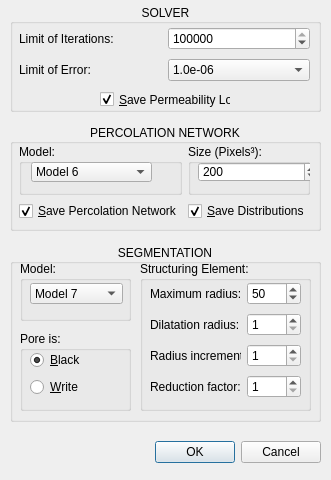
Before: the Qt Designer form src/dialogIntrinsicPermeabilityByNetwork.ui in ldsc/lvp, drawn with Qt 5.
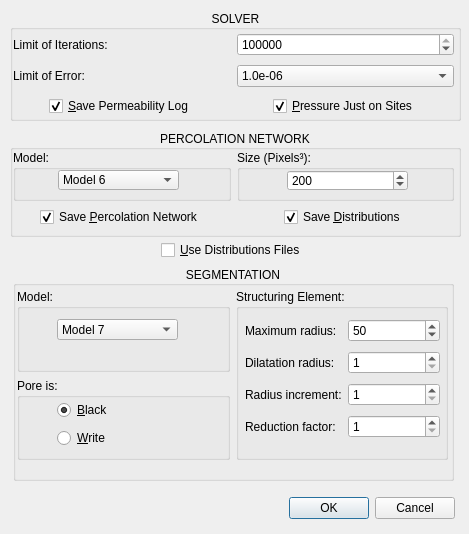
After: the same form once the commit is applied. Icons and pictures are not drawn.

The edit to the form file:
```diff
--- a/src/dialogIntrinsicPermeabilityByNetwork.ui
+++ b/src/dialogIntrinsicPermeabilityByNetwork.ui
@@ -6,20 +6,20 @@
    <rect>
     <x>0</x>
     <y>0</y>
-    <width>331</width>
-    <height>480</height>
+    <width>469</width>
+    <height>534</height>
    </rect>
   </property>
   <property name="minimumSize">
    <size>
-    <width>331</width>
-    <height>480</height>
+    <width>469</width>
+    <height>534</height>
    </size>
   </property>
   <property name="maximumSize">
    <size>
-    <width>331</width>
-    <height>480</height>
+    <width>469</width>
+    <height>534</height>
    </size>
   </property>
   <property name="windowTitle">
@@ -36,9 +36,9 @@
    <property name="geometry">
     <rect>
      <x>10</x>
-     <y>4</y>
-     <width>311</width>
-     <height>108</height>
+     <y>10</y>
+     <width>451</width>
+     <height>111</height>
     </rect>
    </property>
    <property name="title">
@@ -50,13 +50,20 @@
    <widget class="QWidget" name="layoutWidget2">
     <property name="geometry">
      <rect>
-      <x>9</x>
+      <x>3</x>
       <y>20</y>
-      <width>291</width>
-      <height>62</height>
+      <width>441</width>
+      <height>90</height>
      </rect>
     </property>
     <layout class="QGridLayout" name="gridLayout">
+     <item row="0" column="0">
+      <widget class="QLabel" name="label_6">
+       <property name="text">
+        <string>Limit of Iterations:</string>
+       </property>
+      </widget>
+     </item>
      <item row="0" column="1">
       <widget class="QSpinBox" name="spinBoxLimitIterations">
        <property name="minimum">
@@ -137,47 +144,53 @@
        </item>
       </widget>
      </item>
-     <item row="0" column="0">
-      <widget class="QLabel" name="label_6">
+     <item row="2" column="0" alignment="Qt::AlignHCenter">
+      <widget class="QCheckBox" name="checkBoxSaveLog">
+       <property name="layoutDirection">
+        <enum>Qt::LeftToRight</enum>
+       </property>
+       <property name="autoFillBackground">
+        <bool>false</bool>
+       </property>
        <property name="text">
-        <string>Limit of Iterations:</string>
+        <string>&amp;Save Permeability Log</string>
+       </property>
+       <property name="checked">
+        <bool>true</bool>
+       </property>
+       <property name="tristate">
+        <bool>false</bool>
+       </property>
+      </widget>
+     </item>
+     <item row="2" column="1" alignment="Qt::AlignHCenter">
+      <widget class="QCheckBox" name="checkBoxPressureOnSites">
+       <property name="layoutDirection">
+        <enum>Qt::LeftToRight</enum>
+       </property>
+       <property name="autoFillBackground">
+        <bool>false</bool>
+       </property>
+       <property name="text">
+        <string>&amp;Pressure Just on Sites</string>
+       </property>
+       <property name="checked">
+        <bool>true</bool>
+       </property>
+       <property name="tristate">
+        <bool>false</bool>
        </property>
       </widget>
      </item>
     </layout>
    </widget>
-   <widget class="QCheckBox" name="checkBoxSaveLog">
-    <property name="geometry">
-     <rect>
-      <x>90</x>
-      <y>87</y>
-      <width>131</width>
-      <height>17</height>
-     </rect>
-    </property>
-    <property name="layoutDirection">
-     <enum>Qt::LeftToRight</enum>
-    </property>
-    <property name="autoFillBackground">
-     <bool>false</bool>
-    </property>
-    <property name="text">
-     <string>&amp;Save Permeability Log</string>
-    </property>
-    <property name="checked">
-     <bool>true</bool>
-    </property>
-    <property name="tristate">
-     <bool>false</bool>
-    </property>
-   </widget>
   </widget>
   <widget class="QDialogButtonBox" name="buttonBox">
    <property name="geometry">
     <rect>
-     <x>10</x>
-     <y>426</y>
-     <width>311</width>
+     <x>14</x>
+     <y>482</y>
+     <width>441</width>
      <height>52</height>
     </rect>
    </property>
@@ -197,208 +210,6 @@
     <set>QDialogButtonBox::Cancel|QDialogButtonBox::Ok</set>
    </property>
   </widget>
-  <widget class="QGroupBox" name="groupBoxSementation">
-   <property name="enabled">
-    <bool>true</bool>
-   </property>
-   <property name="geometry">
-    <rect>
-     <x>10</x>
-     <y>244</y>
-     <width>311</width>
-     <height>178</height>
-    </rect>
-   </property>
-   <property name="title">
-    <string>SEGMENTATION</string>
-   </property>
-   <property name="alignment">
-    <set>Qt::AlignCenter</set>
-   </property>
-   <widget class="QGroupBox" name="groupBox_2">
-    <property name="geometry">
-     <rect>
-      <x>130</x>
-      <y>17</y>
-      <width>171</width>
-      <height>150</height>
-     </rect>
-    </property>
-    <property name="title">
-     <string>Structuring Element:</string>
-    </property>
-    <widget class="QWidget" name="layoutWidget2_2">
-     <property name="geometry">
-      <rect>
-       <x>10</x>
-       <y>19</y>
-       <width>151</width>
-       <height>121</height>
-      </rect>
-     </property>
-     <layout class="QGridLayout" name="gridLayout_3">
-      <item row="3" column="0">
-       <widget class="QLabel" name="label_5">
-        <property name="text">
-         <string>Reduction factor:</string>
-        </property>
-       </widget>
-      </item>
-      <item row="1" column="0">
-       <widget class="QLabel" name="label_7">
-        <property name="text">
-         <string>Dilatation radius:</string>
-        </property>
-       </widget>
-      </item>
-      <item row="2" column="0">
-       <widget class="QLabel" name="label_8">
-        <property name="text">
-         <string>Radius increment:</string>
-        </property>
-       </widget>
-      </item>
-      <item row="2" column="1">
-       <widget class="QSpinBox" name="spinBoxRinc">
-        <property name="minimum">
-         <number>1</number>
-        </property>
-       </widget>
-      </item>
-      <item row="3" column="1">
-       <widget class="QSpinBox" name="spinBoxRreduction">
-        <property name="minimum">
-         <number>1</number>
-        </property>
-       </widget>
-      </item>
-      <item row="0" column="0">
-       <widget class="QLabel" name="label_9">
-        <property name="text">
-         <string>Maximum radius:</string>
-        </property>
-       </widget>
-      </item>
-      <item row="0" column="1">
-       <widget class="QSpinBox" name="spinBoxRmax">
-        <property name="minimum">
-         <number>1</number>
-        </property>
-        <property name="maximum">
-         <number>1000</number>
-        </property>
-        <property name="value">
-         <number>50</number>
-        </property>
-       </widget>
-      </item>
-      <item row="1" column="1">
-       <widget class="QSpinBox" name="spinBoxRdilatation">
-        <property name="minimum">
-         <number>1</number>
-        </property>
-        <property name="maximum">
-         <number>10</number>
-        </property>
-        <property name="value">
-         <number>1</number>
-        </property>
-       </widget>
-      </item>
-     </layout>
-    </widget>
-   </widget>
-   <widget class="QGroupBox" name="groupBox_6">
-    <property name="geometry">
-     <rect>
-      <x>10</x>
-      <y>17</y>
-      <width>111</width>
-      <height>60</height>
-     </rect>
-    </property>
-    <property name="title">
-     <string>Model:</string>
-    </property>
-    <widget class="QComboBox" name="comboBoxSModel">
-     <property name="geometry">
-      <rect>
-       <x>10</x>
-       <y>22</y>
-       <width>93</width>
-       <height>21</height>
-      </rect>
-     </property>
-     <item>
-      <property name="text">
-       <string>Model 7</string>
-      </property>
-     </item>
-     <item>
-      <property name="text">
-       <string>Model 8</string>
-      </property>
-     </item>
-     <item>
-      <property name="text">
-       <string>Model 9</string>
-      </property>
-     </item>
-     <item>
-      <property name="text">
-       <string>Model 10</string>
-      </property>
-     </item>
-     <item>
-      <property name="text">
-       <string>Model 11</string>
-      </property>
-     </item>
-    </widget>
-   </widget>
-   <widget class="QGroupBox" name="groupBox_3">
-    <property name="geometry">
-     <rect>
-      <x>10</x>
-      <y>87</y>
-      <width>111</width>
-      <height>80</height>
-     </rect>
-    </property>
-    <property name="title">
-     <string>Pore is:</string>
-    </property>
-    <widget class="QWidget" name="layoutWidget">
-     <property name="geometry">
-      <rect>
-       <x>10</x>
-       <y>18</y>
-       <width>91</width>
-       <height>50</height>
-      </rect>
-     </property>
-     <layout class="QVBoxLayout" name="verticalLayout">
-      <item>
-       <widget class="QRadioButton" name="radioButtonBlack">
-        <property name="text">
-         <string>&amp;Black</string>
-        </property>
-        <property name="checked">
-         <bool>true</bool>
-        </property>
-       </widget>
-      </item>
-      <item>
-       <widget class="QRadioButton" name="radioButtonWrite">
-        <property name="text">
-         <string>&amp;Write</string>
-        </property>
-       </widget>
-      </item>
-     </layout>
-    </widget>
-   </widget>
-  </widget>
   <widget class="QGroupBox" name="groupBoxPercolationNetwork">
    <property name="enabled">
     <bool>true</bool>
@@ -406,8 +217,8 @@
    <property name="geometry">
     <rect>
      <x>10</x>
-     <y>124</y>
-     <width>311</width>
+     <y>130</y>
+     <width>451</width>
      <height>107</height>
     </rect>
    </property>
@@ -420,9 +231,9 @@
    <widget class="QWidget" name="layoutWidget1">
     <property name="geometry">
      <rect>
-      <x>9</x>
+      <x>3</x>
       <y>20</y>
-      <width>291</width>
+      <width>441</width>
       <height>77</height>
      </rect>
     </property>
@@ -435,8 +246,8 @@
        <widget class="QComboBox" name="comboBoxPNModel">
         <property name="geometry">
          <rect>
-          <x>12</x>
-          <y>18</y>
+          <x>45</x>
+          <y>20</y>
           <width>121</width>
           <height>20</height>
          </rect>
@@ -485,10 +296,10 @@
        <widget class="QSpinBox" name="spinBoxPNSize">
         <property name="geometry">
          <rect>
-          <x>10</x>
-          <y>18</y>
+          <x>50</x>
+          <y>20</y>
           <width>121</width>
-          <height>20</height>
+          <height>21</height>
          </rect>
         </property>
         <property name="minimum">
@@ -506,7 +317,7 @@
        </widget>
       </widget>
      </item>
-     <item row="1" column="0">
+     <item row="1" column="0" alignment="Qt::AlignHCenter">
       <widget class="QCheckBox" name="checkBoxSPN">
        <property name="layoutDirection">
         <enum>Qt::LeftToRight</enum>
@@ -515,7 +326,7 @@
         <bool>false</bool>
        </property>
        <property name="text">
-        <string>&amp;Save Percolation Network</string>
+        <string>Save &amp;Percolation Network</string>
        </property>
        <property name="checked">
         <bool>true</bool>
@@ -525,7 +336,7 @@
        </property>
       </widget>
      </item>
-     <item row="1" column="1">
+     <item row="1" column="1" alignment="Qt::AlignHCenter">
       <widget class="QCheckBox" name="checkBoxSaveDistributions">
        <property name="layoutDirection">
         <enum>Qt::LeftToRight</enum>
@@ -534,7 +345,7 @@
         <bool>false</bool>
        </property>
        <property name="text">
-        <string>&amp;Save Distributions</string>
+        <string>Save &amp;Distributions</string>
        </property>
        <property name="checked">
         <bool>true</bool>
@@ -547,6 +358,230 @@
     </layout>
    </widget>
   </widget>
+  <widget class="QWidget" name="layoutWidget">
+   <property name="geometry">
+    <rect>
+     <x>13</x>
+     <y>240</y>
+     <width>441</width>
+     <height>241</height>
+    </rect>
+   </property>
+   <layout class="QVBoxLayout" name="verticalLayout">
+    <item alignment="Qt::AlignHCenter">
+     <widget class="QCheckBox" name="checkBoxUseDistributionsFiles">
+      <property name="enabled">
+       <bool>true</bool>
+      </property>
+      <property name="layoutDirection">
+       <enum>Qt::LeftToRight</enum>
+      </property>
+      <property name="autoFillBackground">
+       <bool>false</bool>
+      </property>
+      <property name="text">
+       <string>&amp;Use Distributions Files</string>
+      </property>
+      <property name="checked">
+       <bool>false</bool>
+      </property>
+      <property name="tristate">
+       <bool>false</bool>
+      </property>
+     </widget>
+    </item>
+    <item>
+     <widget class="QGroupBox" name="groupBoxSementation">
+      <property name="enabled">
+       <bool>true</bool>
+      </property>
+      <property name="title">
+       <string>SEGMENTATION</string>
+      </property>
+      <property name="alignment">
+       <set>Qt::AlignCenter</set>
+      </property>
+      <widget class="QWidget" name="layoutWidget">
+       <property name="geometry">
+        <rect>
+         <x>4</x>
+         <y>23</y>
+         <width>431</width>
+         <height>171</height>
+        </rect>
+       </property>
+       <layout class="QGridLayout" name="gridLayout_4">
+        <item row="0" column="0">
+         <widget class="QGroupBox" name="groupBox_6">
+          <property name="title">
+           <string>Model:</string>
+          </property>
+          <widget class="QComboBox" name="comboBoxSModel">
+           <property name="geometry">
+            <rect>
+             <x>40</x>
+             <y>30</y>
+             <width>121</width>
+             <height>21</height>
+            </rect>
+           </property>
+           <item>
+            <property name="text">
+             <string>Model 7</string>
+            </property>
+           </item>
+           <item>
+            <property name="text">
+             <string>Model 8</string>
+            </property>
+           </item>
+           <item>
+            <property name="text">
+             <string>Model 9</string>
+            </property>
+           </item>
+           <item>
+            <property name="text">
+             <string>Model 10</string>
+            </property>
+           </item>
+           <item>
+            <property name="text">
+             <string>Model 11</string>
+            </property>
+           </item>
+          </widget>
+         </widget>
+        </item>
+        <item row="0" column="1" rowspan="2">
+         <widget class="QGroupBox" name="groupBox_2">
+          <property name="title">
+           <string>Structuring Element:</string>
+          </property>
+          <widget class="QWidget" name="layoutWidget2_2">
+           <property name="geometry">
+            <rect>
+             <x>9</x>
+             <y>27</y>
+             <width>195</width>
+             <height>128</height>
+            </rect>
+           </property>
+           <layout class="QGridLayout" name="gridLayout_3">
+            <item row="3" column="0">
+             <widget class="QLabel" name="label_5">
+              <property name="text">
+               <string>Reduction factor:</string>
+              </property>
+             </widget>
+            </item>
+            <item row="1" column="0">
+             <widget class="QLabel" name="label_7">
+              <property name="text">
+               <string>Dilatation radius:</string>
+              </property>
+             </widget>
+            </item>
+            <item row="2" column="0">
+             <widget class="QLabel" name="label_8">
+              <property name="text">
+               <string>Radius increment:</string>
+              </property>
+             </widget>
+            </item>
+            <item row="2" column="1">
+             <widget class="QSpinBox" name="spinBoxRinc">
+              <property name="minimum">
+               <number>1</number>
+              </property>
+             </widget>
+            </item>
+            <item row="3" column="1">
+             <widget class="QSpinBox" name="spinBoxRreduction">
+              <property name="minimum">
+               <number>1</number>
+              </property>
+             </widget>
+            </item>
+            <item row="0" column="0">
+             <widget class="QLabel" name="label_9">
+              <property name="text">
+               <string>Maximum radius:</string>
+              </property>
+             </widget>
+            </item>
+            <item row="0" column="1">
+             <widget class="QSpinBox" name="spinBoxRmax">
+              <property name="minimum">
+               <number>1</number>
+              </property>
+              <property name="maximum">
+               <number>1000</number>
+              </property>
+              <property name="value">
+               <number>50</number>
+              </property>
+             </widget>
+            </item>
+            <item row="1" column="1">
+             <widget class="QSpinBox" name="spinBoxRdilatation">
+              <property name="minimum">
+               <number>1</number>
+              </property>
+              <property name="maximum">
+               <number>10</number>
+              </property>
+              <property name="value">
+               <number>1</number>
+              </property>
+             </widget>
+            </item>
+           </layout>
+          </widget>
+         </widget>
+        </item>
+        <item row="1" column="0">
+         <widget class="QGroupBox" name="groupBox_3">
+          <property name="title">
+           <string>Pore is:</string>
+          </property>
+          <widget class="QWidget" name="layoutWidget">
+           <property name="geometry">
+            <rect>
+             <x>40</x>
+             <y>20</y>
+             <width>121</width>
+             <height>52</height>
+            </rect>
+           </property>
+           <layout class="QGridLayout" name="gridLayout_5">
+            <item row="0" column="0">
+             <widget class="QRadioButton" name="radioButtonBlack">
+              <property name="text">
+               <string>&amp;Black</string>
+              </property>
+              <property name="checked">
+               <bool>true</bool>
+              </property>
+             </widget>
+            </item>
+            <item row="1" column="0">
+             <widget class="QRadioButton" name="radioButtonWrite">
+              <property name="text">
+               <string>&amp;Write</string>
+              </property>
+             </widget>
+            </item>
+           </layout>
+          </widget>
+         </widget>
+        </item>
+       </layout>
+      </widget>
+     </widget>
+    </item>
+   </layout>
+  </widget>
  </widget>
  <tabstops>
   <tabstop>radioButtonBlack</tabstop>
```
Left out of the diff: 2 changed lines with no effect on the pictures.
